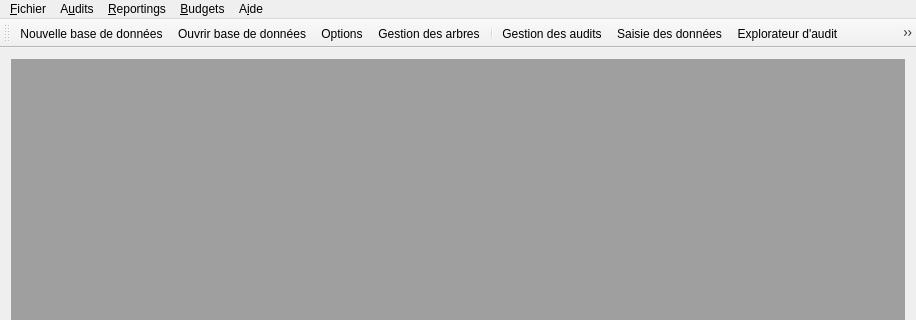
GiPiLab/ProtonClassicSuite, file mainwindow.ui: the form before one commit; both pictures show x 0 to 916 and y 0 to 320 of the 916 by 541 pixel window.
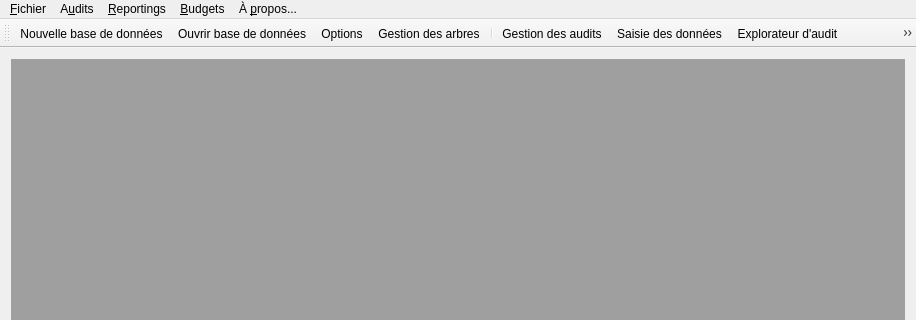
The form after the commit. Icons and pictures are not drawn.

Commit message: Add menu entries to be able to use PCA, PCB and PCR independently

Patch:
```diff
--- a/mainwindow.ui
+++ b/mainwindow.ui
@@ -57,7 +57,7 @@
    </widget>
    <widget class="QMenu" name="menuA_propos">
     <property name="title">
-     <string>A&amp;ide</string>
+     <string>À &amp;propos...</string>
     </property>
     <addaction name="actionA_propos"/>
     <addaction name="actionCascade"/>
```
Left out of the diff: 3 changed lines with no effect on the pictures.
